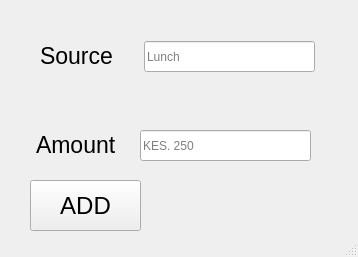
Above: ui/add.ui from codewithlennylen/Expense-Tracker before the change. Below: the same form after it.
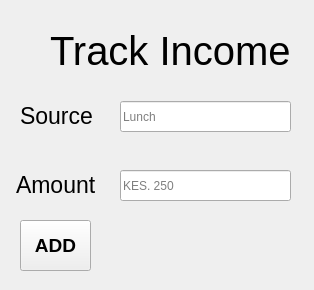
That is the form after the change.

Commit message: Main_window + UI Updates

```diff
--- a/ui/add.ui
+++ b/ui/add.ui
@@ -6,8 +6,8 @@
    <rect>
     <x>0</x>
     <y>0</y>
-    <width>358</width>
-    <height>257</height>
+    <width>314</width>
+    <height>290</height>
    </rect>
   </property>
   <property name="windowTitle">
@@ -17,8 +17,8 @@
    <widget class="QLineEdit" name="lineEdit">
     <property name="geometry">
      <rect>
-      <x>144</x>
-      <y>41</y>
+      <x>120</x>
+      <y>101</y>
       <width>171</width>
       <height>31</height>
      </rect>
@@ -30,8 +30,8 @@
    <widget class="QLabel" name="label">
     <property name="geometry">
      <rect>
-      <x>40</x>
-      <y>40</y>
+      <x>20</x>
+      <y>100</y>
       <width>81</width>
       <height>31</height>
      </rect>
@@ -48,8 +48,8 @@
    <widget class="QLabel" name="label_2">
     <property name="geometry">
      <rect>
-      <x>36</x>
-      <y>129</y>
+      <x>16</x>
+      <y>169</y>
       <width>81</width>
       <height>31</height>
      </rect>
@@ -66,8 +66,8 @@
    <widget class="QLineEdit" name="lineEdit_2">
     <property name="geometry">
      <rect>
-      <x>140</x>
-      <y>130</y>
+      <x>120</x>
+      <y>170</y>
       <width>171</width>
       <height>31</height>
      </rect>
@@ -82,23 +82,42 @@
    <widget class="QPushButton" name="pushButton">
     <property name="geometry">
      <rect>
-      <x>30</x>
-      <y>180</y>
-      <width>111</width>
+      <x>20</x>
+      <y>220</y>
+      <width>71</width>
       <height>51</height>
      </rect>
     </property>
     <property name="font">
      <font>
-      <pointsize>18</pointsize>
+      <pointsize>14</pointsize>
+      <weight>75</weight>
+      <bold>true</bold>
      </font>
     </property>
     <property name="text">
      <string>ADD</string>
     </property>
    </widget>
+   <widget class="QLabel" name="label_3">
+    <property name="geometry">
+     <rect>
+      <x>50</x>
+      <y>30</y>
+      <width>271</width>
+      <height>41</height>
+     </rect>
+    </property>
+    <property name="font">
+     <font>
+      <pointsize>30</pointsize>
+     </font>
+    </property>
+    <property name="text">
+     <string>Track Income</string>
+    </property>
+   </widget>
   </widget>
-  <widget class="QStatusBar" name="statusbar"/>
  </widget>
  <resources/>
  <connections/>
```
Left out of the diff: 6 changed lines with no effect on the pictures. The commit also changes 3 other files.
